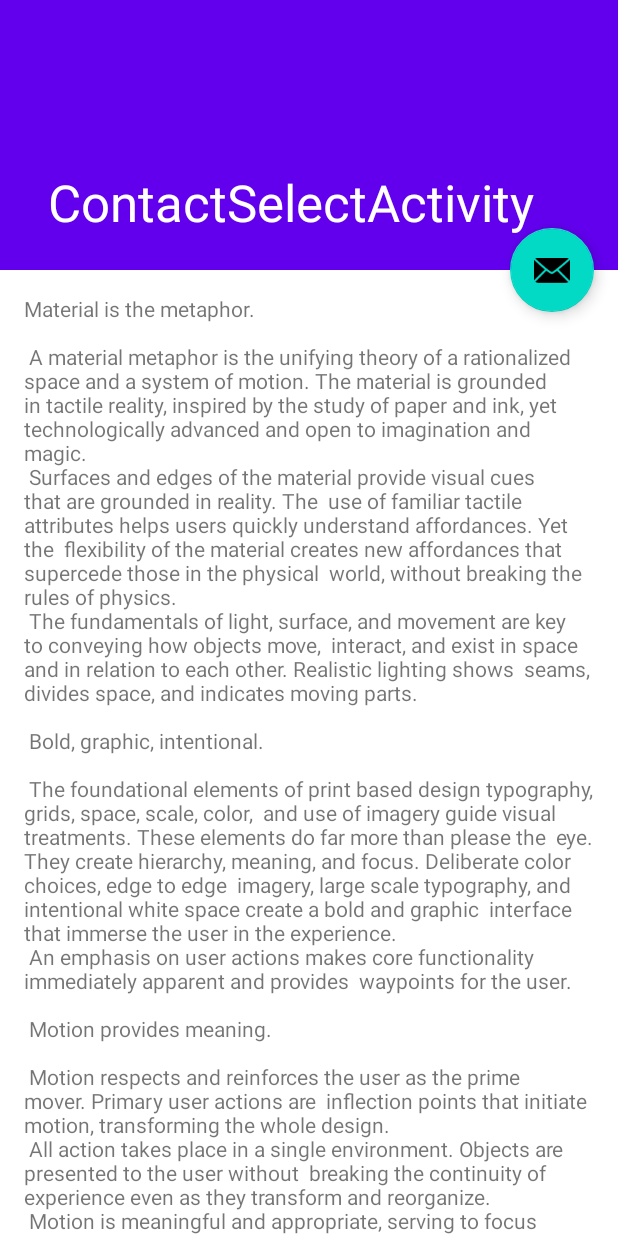
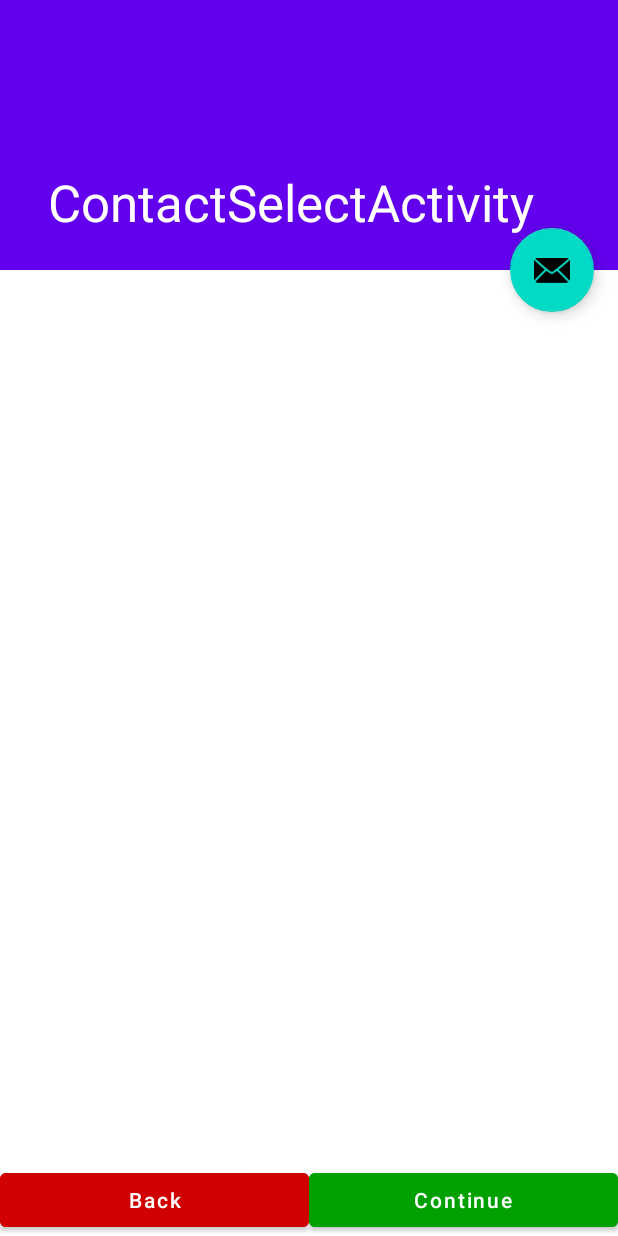
Before and after one commit to tommasobassetto/EmergencyAlerts, an Android app: the ContactSelectActivity screen opened directly, with no data from a screen before it, on a phone screen of 412 x 824 dp. Run offline under Robolectric (Android 15) with nearby library versions, the light colour scheme and no system bars.

Commit message:
Add Back and Forward buttons on the "Select Contacts" page

```diff
--- a/app/src/main/res/layout/activity_contact_select.xml
+++ b/app/src/main/res/layout/activity_contact_select.xml
@@ -34,6 +34,31 @@
         </com.google.android.material.appbar.CollapsingToolbarLayout>
     </com.google.android.material.appbar.AppBarLayout>
 
+    <LinearLayout
+        android:id="@+id/SelectContactContinueMenu"
+        android:layout_width="match_parent"
+        android:layout_height="wrap_content"
+        android:orientation="horizontal"
+        android:layout_gravity="bottom"
+        >
+        <Button
+            android:id="@+id/SelectContactBackButton"
+            android:layout_width="0dp"
+            android:layout_height="wrap_content"
+            android:layout_weight="1"
+            android:text="@string/back_string"
+            android:textAllCaps="false"
+            android:backgroundTint="#FFD00000"/>
+        <Button
+            android:id="@+id/SelectContactNextButton"
+            android:layout_width="0dp"
+            android:layout_height="wrap_content"
+            android:layout_weight="1"
+            android:text="@string/continue_string"
+            android:textAllCaps="false"
+            android:backgroundTint="#FF00A000"/>
+    </LinearLayout>
+
     <include layout="@layout/content_scrolling" />
 
     <com.google.android.material.floatingactionbutton.FloatingActionButton
--- a/app/src/main/res/layout/content_scrolling.xml
+++ b/app/src/main/res/layout/content_scrolling.xml
@@ -8,10 +8,4 @@
     tools:context=".ContactSelectActivity"
     tools:showIn="@layout/activity_contact_select">
 
-    <TextView
-        android:layout_width="wrap_content"
-        android:layout_height="wrap_content"
-        android:layout_margin="@dimen/text_margin"
-        android:text="@string/large_text" />
-
 </androidx.core.widget.NestedScrollView>
--- a/app/src/main/res/values/strings.xml
+++ b/app/src/main/res/values/strings.xml
@@ -95,4 +95,6 @@
         "when a user tries to pick up one of cards.\n\n"
     </string>
     <string name="action_settings">Settings</string>
+    <string name="back_string">Back</string>
+    <string name="continue_string">Continue</string>
 </resources>
```
